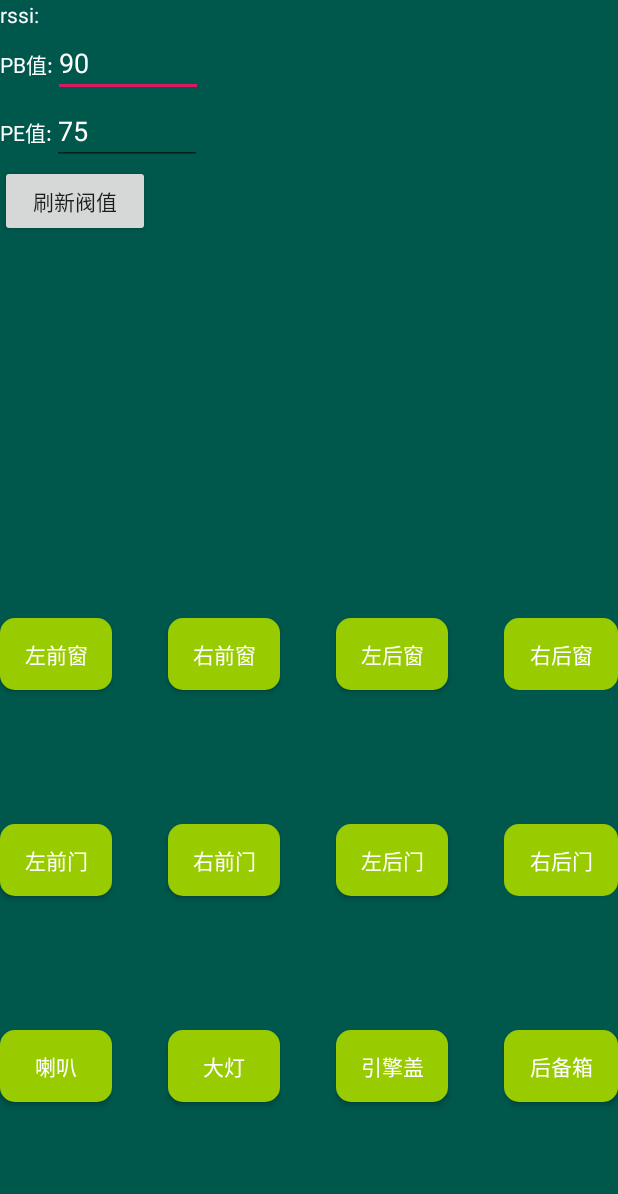
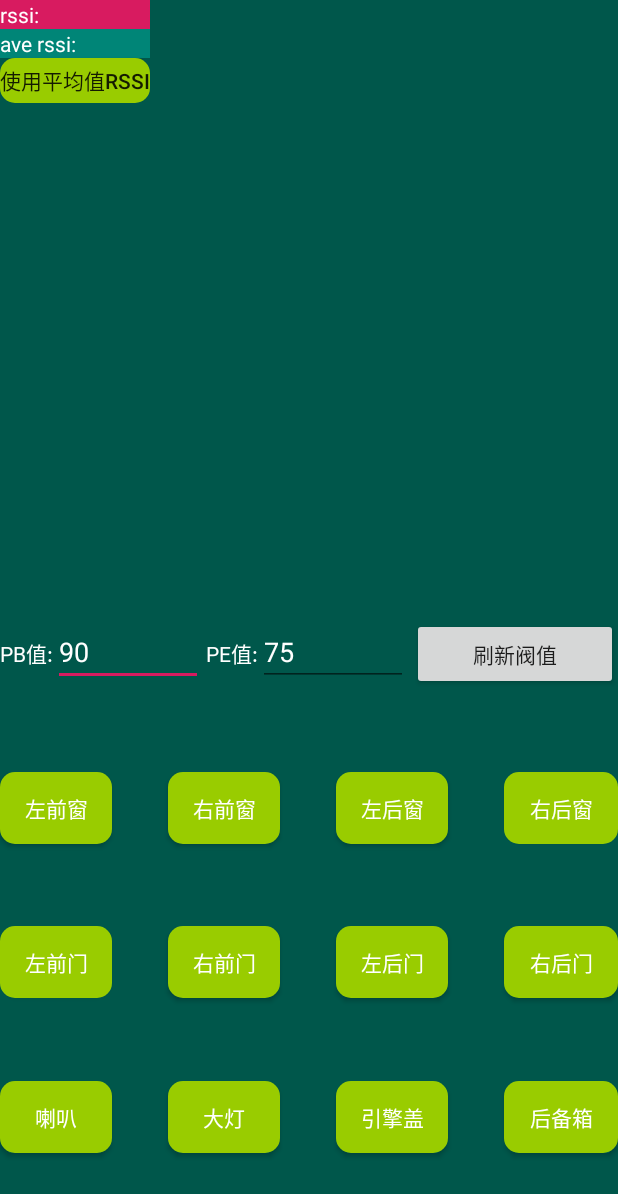
Before and after one commit to JunMaJianKe/BLTCarKey, an Android app: the DigitalKeyActivity screen opened directly, with no data from a screen before it, after a tap on "刷新阀值", on a phone screen of 412 x 824 dp. Shown: the top 1194 px of the screen. Run offline under Robolectric (Android 15) with nearby library versions, the phone set to English and light mode, and no system bars; 2 statements that could not run were skipped.

Commit message:
Add rssi or ave-rssi dangling button Modify the layout position of the selected threshold

```diff
--- a/app/src/main/java/com/neo/bltcarkey/BleManager.java
+++ b/app/src/main/java/com/neo/bltcarkey/BleManager.java
@@ -71,6 +71,7 @@
 
     public void onDestory() {
         mBack = null;
+        mLocalBinder.cancleReadRssi();
         mContext.unbindService(mServiceConnection);
     }
 
--- a/app/src/main/java/com/neo/bltcarkey/DigitalKeyActivity.java
+++ b/app/src/main/java/com/neo/bltcarkey/DigitalKeyActivity.java
@@ -11,12 +11,15 @@ import android.widget.EditText;
 import android.widget.TextView;
 
 import androidx.annotation.NonNull;
+import androidx.core.content.ContextCompat;
 
+import com.neo.bltcarkey.common.Commons;
+import com.neo.bltcarkey.common.Config;
 import com.neo.bltcarkey.listener.OperationFeedBack;
-import com.neo.bltcarkey.common.Config;
 import com.neo.bltcarkey.common.Utils;
 import com.neo.bltcarkey.widget.BleKeyLayout;
 
+import java.util.ArrayList;
 import java.util.List;
 
 /**
@@ -42,14 +45,18 @@ public class DigitalKeyActivity extends Activity implements OperationFeedBack,
     private Button mCarTruck;
     private Button mCarHorn;
     private Button mCarLight;
+    private Button mSwithcRssi;
 
-    private TextView tv_rssi;
-    private EditText etv_pb;
-    private EditText etv_pe;
+    private TextView mTvRssi;
+    private TextView mAverageRssi;
+    private EditText mEtvPb;
+    private EditText mEtvPe;
     private Button pbtn;
-    private int mCurrentPe = 75;
-    private int mCurrentPb = 90;
+    private int mCurrentPe;
+    private int mCurrentPb;
 
+    private boolean isAveRssi;
+    private List<Integer> mRssiArray;
 
     private BleManager mBleManager;
 
@@ -59,17 +66,47 @@ public class DigitalKeyActivity extends Activity implements OperationFeedBack,
             super.handleMessage(msg);
             if (msg.what == 1) {
                 int rssi = msg.arg1;
-                tv_rssi.setText("rssi:" + rssi);
+                mRssiArray.add(rssi);
+                while (mRssiArray.size() > 10) {
+                    mRssiArray.remove(0);
+                }
+                int currentRssi = 0;
+                if (mRssiArray.size() > 3) {
+                    int max = 0;
+                    int min = 0;
+                    int all = 0;
+                    for (int i : mRssiArray) {
+                        if (i > max) {
+                            max = i;
+                        }
+                        if (i < min) {
+                            min = i;
+                        }
+                        all += i;
+                    }
+                    int current = all - max - min;
+                    currentRssi = current / (mRssiArray.size() - 2);
+                } else {
+                    currentRssi = rssi;
+                }
+                mTvRssi.setText("rssi:" + rssi);
+                mAverageRssi.setText("average rssi:" + currentRssi);
                 if (mBleKeyLayout == null) {
                     return;
                 }
-                int AbsRssi = Math.abs(rssi);
+                int AbsRssi;
+                if (isAveRssi) {
+                    AbsRssi = Math.abs(currentRssi);
+                } else {
+                    AbsRssi = Math.abs(rssi);
+                }
+
                 if (AbsRssi <= mCurrentPe) {
-                    mBleKeyLayout.setStatus(Config.STATUS_PS);
+                    mBleKeyLayout.setStatus(Commons.STATUS_PS);
                 } else if (AbsRssi > mCurrentPe && AbsRssi <= mCurrentPb) {
-                    mBleKeyLayout.setStatus(Config.STATUS_PE);
+                    mBleKeyLayout.setStatus(Commons.STATUS_PE);
                 } else if (AbsRssi > mCurrentPb) {
-                    mBleKeyLayout.setStatus(Config.STATUS_PB);
+                    mBleKeyLayout.setStatus(Commons.STATUS_PB);
                 }
             } else if (msg.what == 2) {
 
@@ -89,7 +126,7 @@ public class DigitalKeyActivity extends Activity implements OperationFeedBack,
     @Override
     public void onWindowFocusChanged(boolean hasFocus) {
         super.onWindowFocusChanged(hasFocus);
-        mBleKeyLayout.setStatus(Config.STATUS_PB);
+        mBleKeyLayout.setStatus(Commons.STATUS_PB);
     }
 
     @Override
@@ -105,28 +142,28 @@ public class DigitalKeyActivity extends Activity implements OperationFeedBack,
         }
         switch (view.getId()) {
             case R.id.leftfront_door:
-                mBleManager.onControlDoors(Config.CONTROL_POSITION_LEFT_FRONT, true);
+                mBleManager.onControlDoors(Commons.CONTROL_POSITION_LEFT_FRONT, true);
                 break;
             case R.id.rightfront_door:
-                mBleManager.onControlDoors(Config.CONTROL_POSITION_RIGHT_FRONT, true);
+                mBleManager.onControlDoors(Commons.CONTROL_POSITION_RIGHT_FRONT, true);
                 break;
             case R.id.leftback_door:
-                mBleManager.onControlDoors(Config.CONTROL_POSITION_LEFT_BACK, true);
+                mBleManager.onControlDoors(Commons.CONTROL_POSITION_LEFT_BACK, true);
                 break;
             case R.id.rightback_door:
-                mBleManager.onControlDoors(Config.CONTROL_POSITION_RIGHT_BACK, true);
+                mBleManager.onControlDoors(Commons.CONTROL_POSITION_RIGHT_BACK, true);
                 break;
             case R.id.leftfront_window:
-                mBleManager.onControlWindows(Config.CONTROL_POSITION_LEFT_FRONT, true);
+                mBleManager.onControlWindows(Commons.CONTROL_POSITION_LEFT_FRONT, true);
                 break;
             case R.id.rightfront_window:
-                mBleManager.onControlWindows(Config.CONTROL_POSITION_RIGHT_FRONT, true);
+                mBleManager.onControlWindows(Commons.CONTROL_POSITION_RIGHT_FRONT, true);
                 break;
             case R.id.leftback_window:
-                mBleManager.onControlWindows(Config.CONTROL_POSITION_LEFT_BACK, true);
+                mBleManager.onControlWindows(Commons.CONTROL_POSITION_LEFT_BACK, true);
                 break;
             case R.id.rightback_window:
-                mBleManager.onControlWindows(Config.CONTROL_POSITION_RIGHT_BACK, true);
+                mBleManager.onControlWindows(Commons.CONTROL_POSITION_RIGHT_BACK, true);
                 break;
             case R.id.car_hood:
                 mBleManager.onControlHood();
@@ -141,11 +178,37 @@ public class DigitalKeyActivity extends Activity implements OperationFeedBack,
                 mBleManager.onControlLight();
                 break;
             case R.id.btn_p:
-                String pe = etv_pe.getText().toString();
-                String pb = etv_pb.getText().toString();
-
-                mCurrentPe = Integer.valueOf(pe);
-                mCurrentPb = Integer.valueOf(pb);
+                String pe = mEtvPe.getText().toString();
+                String pb = mEtvPb.getText().toString();
+                if (pe == null || pe.equals("")) {
+                    Utils.showToast(this, R.string.error_pe_null);
+                    return;
+                }
+                if (pb == null || pb.equals("")) {
+                    Utils.showToast(this, R.string.error_pb_null);
+                    return;
+                }
+                int pei = Integer.valueOf(pe);
+                int pbi = Integer.valueOf(pb);
+                if (pei >= pbi) {
+                    Utils.showToast(this, R.string.error_pe_more_than_pb);
+                } else {
+                    mCurrentPe = pei;
+                    mCurrentPb = pbi;
+                }
+                break;
+            case R.id.switch_rssi:
+                if (isAveRssi) {
+                    isAveRssi = false;
+                    mSwithcRssi.setText(getResources().getText(R.string.use_ave_rssi));
+                    mTvRssi.setBackgroundColor(ContextCompat.getColor(this, R.color.colorAccent));
+                    mAverageRssi.setBackgroundColor(ContextCompat.getColor(this, R.color.colorPrimary));
+                } else {
+                    isAveRssi = true;
+                    mSwithcRssi.setText(getResources().getText(R.string.use_rssi));
+                    mAverageRssi.setBackgroundColor(ContextCompat.getColor(this, R.color.colorAccent));
+                    mTvRssi.setBackgroundColor(ContextCompat.getColor(this, R.color.colorPrimary));
+                }
                 break;
         }
     }
@@ -188,6 +251,7 @@ public class DigitalKeyActivity extends Activity implements OperationFeedBack,
     }
 
     private void initBle() {
+        mRssiArray = new ArrayList<>();
         mBleManager = new BleManager(this, this);
     }
 
@@ -208,8 +272,10 @@ public class DigitalKeyActivity extends Activity implements OperationFeedBack,
         mCarTruck = findViewById(R.id.car_trunk);
         mCarHorn = findViewById(R.id.car_horn);
         mCarLight = findViewById(R.id.car_light);
-        tv_rssi = findViewById(R.id.tv_rssi);
 
+        mTvRssi = findViewById(R.id.tv_rssi);
+        mAverageRssi = findViewById(R.id.tv_ave_rssi);
+        mSwithcRssi = findViewById(R.id.switch_rssi);
 
         mLeftFrontDoor.setOnClickListener(this);
         mRightFrontDoor.setOnClickListener(this);
@@ -223,10 +289,18 @@ public class DigitalKeyActivity extends Activity implements OperationFeedBack,
         mCarHorn.setOnClickListener(this);
         mCarTruck.setOnClickListener(this);
         mCarHood.setOnClickListener(this);
-
-        etv_pb = findViewById(R.id.tv_pb);
-        etv_pe = findViewById(R.id.tv_pe);
+        mSwithcRssi.setOnClickListener(this);
+        mEtvPb = findViewById(R.id.tv_pb);
+        mEtvPb.setText(Config.NORMAL_Pb);
+        mCurrentPb = Integer.valueOf(Config.NORMAL_Pb);
+        mEtvPe = findViewById(R.id.tv_pe);
+        mEtvPe.setText(Config.NORMAL_PE);
+        mCurrentPe = Integer.valueOf(Config.NORMAL_PE);
         pbtn = findViewById(R.id.btn_p);
         pbtn.setOnClickListener(this);
+
+        isAveRssi = false;
+        mTvRssi.setBackgroundColor(ContextCompat.getColor(this, R.color.colorAccent));
+        mAverageRssi.setBackgroundColor(ContextCompat.getColor(this, R.color.colorPrimary));
     }
 }
--- a/app/src/main/java/com/neo/bltcarkey/callback/BleScannerCallBack.java
+++ b/app/src/main/java/com/neo/bltcarkey/callback/BleScannerCallBack.java
@@ -4,6 +4,7 @@ import android.bluetooth.le.ScanCallback;
 import android.bluetooth.le.ScanResult;
 import android.util.Log;
 
+import com.neo.bltcarkey.common.Commons;
 import com.neo.bltcarkey.listener.IBleStatus;
 import com.neo.bltcarkey.common.Config;
 
@@ -47,7 +48,7 @@ public class BleScannerCallBack extends ScanCallback {
         super.onScanFailed(errorCode);
         Log.i(tag, "onScanFailed");
         if (mBleStatus != null) {
-            mBleStatus.onUpdateScanStatus(Config.BLE_STATUS_ERROR_SCAN);
+            mBleStatus.onUpdateScanStatus(Commons.BLE_STATUS_ERROR_SCAN);
         }
     }
 }
--- a/app/src/main/java/com/neo/bltcarkey/widget/BleKeyLayout.java
+++ b/app/src/main/java/com/neo/bltcarkey/widget/BleKeyLayout.java
@@ -12,6 +12,7 @@ import android.view.View;
 import androidx.core.content.ContextCompat;
 
 import com.neo.bltcarkey.R;
+import com.neo.bltcarkey.common.Commons;
 import com.neo.bltcarkey.common.Config;
 
 /**
@@ -22,6 +23,7 @@ import com.neo.bltcarkey.common.Config;
  */
 public class BleKeyLayout extends View {
 
+    private String tag = getClass().getSimpleName();
     private Paint mPaint;
     private Paint mDrawPaint;
     private int mColorPb;
@@ -51,7 +53,7 @@ public class BleKeyLayout extends View {
         mColorPs = ContextCompat.getColor(context, R.color.ps_range_color);
         initPaint();
 
-        setStatus(Config.STATUS_DEFAULT);
+        setStatus(Commons.STATUS_DEFAULT);
     }
 
     public BleKeyLayout(Context context, AttributeSet attrs, int defStyleAttr) {
@@ -75,13 +77,13 @@ public class BleKeyLayout extends View {
     @Override
     protected void onDraw(Canvas canvas) {
         super.onDraw(canvas);
-        if (mCurrentStatus == Config.STATUS_PB) {
+        if (mCurrentStatus == Commons.STATUS_PB) {
             canvas.drawCircle(mCurrentWidth, mCurrentHeight, mCurrentRadiusBig, mPaint);
             canvas.drawBitmap(mBitMapDisplay, mXpos, mYpos, mDrawPaint);
-        } else if (mCurrentStatus == Config.STATUS_PE) {
+        } else if (mCurrentStatus == Commons.STATUS_PE) {
             canvas.drawCircle(mCurrentWidth, mCurrentHeight, (float) mCurrentRadiusSmall, mPaint);
             canvas.drawBitmap(mBitMapDisplay, mXpos, mYpos, mDrawPaint);
-        } else if (mCurrentStatus == Config.STATUS_PS) {
+        } else if (mCurrentStatus == Commons.STATUS_PS) {
             canvas.drawBitmap(mBitMapDisplay, mXpos, mYpos, mDrawPaint);
         } else {
 
@@ -89,20 +91,24 @@ public class BleKeyLayout extends View {
     }
 
     public void setStatus(int status) {
-        Log.d("BleKeyLayout", "status = " + status);
+        Log.d(tag, "status = " + status);
+        if(status == mCurrentStatus){
+            Log.i(tag, "set the same status, so failed");
+            return;
+        }
         switch (status) {
-            case Config.STATUS_PB:
+            case Commons.STATUS_PB:
                 mPaint.setColor(mColorPb);
                 initDraw(R.drawable.car_white_grey);
                 break;
-            case Config.STATUS_PE:
+            case Commons.STATUS_PE:
                 mPaint.setColor(mColorPe);
                 initDraw(R.drawable.car_white_grey);
                 break;
-            case Config.STATUS_PS:
+            case Commons.STATUS_PS:
                 initDraw(R.drawable.car_cyan_blue);
                 break;
-            case Config.STATUS_DEFAULT:
+            case Commons.STATUS_DEFAULT:
                 break;
         }
         mCurrentStatus = status;
--- a/app/src/main/res/layout/car_key_layout.xml
+++ b/app/src/main/res/layout/car_key_layout.xml
@@ -8,7 +8,7 @@
     <FrameLayout
         android:layout_width="match_parent"
         android:layout_height="0dp"
-        android:layout_weight="3">
+        android:layout_weight="4">
 
         <LinearLayout
             android:layout_width="wrap_content"
@@ -17,14 +17,41 @@
 
             <TextView
                 android:id="@+id/tv_rssi"
-                android:layout_width="wrap_content"
+                android:layout_width="100dp"
                 android:layout_height="wrap_content"
-                android:text="rssi:"
+                android:text="@string/rssi"
                 android:textColor="@android:color/white" />
 
+            <TextView
+                android:id="@+id/tv_ave_rssi"
+                android:layout_width="100dp"
+                android:layout_height="wrap_content"
+                android:text="@string/ave_rssi"
+                android:textColor="@android:color/white" />
+            <Button
+                android:id="@+id/switch_rssi"
+                android:layout_width="wrap_content"
+                android:layout_height="30dp"
+                android:text="@string/use_ave_rssi"
+                android:background="@drawable/bg_bottom_btn_selector"/>
+        </LinearLayout>
+
+        <com.neo.bltcarkey.widget.BleKeyLayout
+            android:id="@+id/ble_key_layout"
+            android:layout_width="wrap_content"
+            android:layout_height="wrap_content" />
+    </FrameLayout>
+
     <LinearLayout
-                android:layout_width="wrap_content"
-                android:layout_height="wrap_content">
+        android:layout_width="match_parent"
+        android:layout_height="0dp"
+        android:layout_weight="1"
+        android:orientation="horizontal">
+
+        <LinearLayout
+            android:layout_width="0dp"
+            android:layout_height="wrap_content"
+            android:layout_weight="1">
 
             <TextView
                 android:layout_width="wrap_content"
@@ -37,13 +64,13 @@
                 android:layout_width="100dp"
                 android:layout_height="wrap_content"
                 android:digits="1234567890"
-                    android:hint="90"
-                    android:textColorHint="@android:color/white" />
+                android:textColor="@android:color/white" />
         </LinearLayout>
 
         <LinearLayout
-                android:layout_width="wrap_content"
-                android:layout_height="wrap_content">
+            android:layout_width="0dp"
+            android:layout_height="wrap_content"
+            android:layout_weight="1">
 
             <TextView
                 android:layout_width="wrap_content"
@@ -55,23 +82,17 @@
                 android:id="@+id/tv_pe"
                 android:layout_width="100dp"
                 android:layout_height="wrap_content"
-                    android:hint="75"
                 android:digits="1234567890"
-                    android:textColorHint="@android:color/white" />
+                android:textColor="@android:color/white" />
         </LinearLayout>
 
         <Button
             android:id="@+id/btn_p"
-                android:layout_width="100dp"
+            android:layout_width="0dp"
             android:layout_height="wrap_content"
+            android:layout_weight="1"
             android:text="刷新阀值" />
     </LinearLayout>
-
-        <com.neo.bltcarkey.widget.BleKeyLayout
-            android:id="@+id/ble_key_layout"
-            android:layout_width="wrap_content"
-            android:layout_height="wrap_content" />
-    </FrameLayout>
 
     <LinearLayout
         android:layout_width="match_parent"
--- a/app/src/main/res/values/strings.xml
+++ b/app/src/main/res/values/strings.xml
@@ -40,4 +40,12 @@
     <string name="bl_not_connect">未连接</string>
     <string name="bl_linking">正在连接</string>
     <string name="bl_connected">已经连接</string>
+
+    <string name="rssi">rssi:</string>
+    <string name="ave_rssi">ave rssi:</string>
+    <string name="use_rssi">使用rssi</string>
+    <string name="use_ave_rssi">使用平均值rssi</string>
+    <string name="error_pe_more_than_pb">PE不能大于PB</string>
+    <string name="error_pe_null">PE不能为空</string>
+    <string name="error_pb_null">PB不能为空</string>
 </resources>
```
Also changed, not shown: app/src/main/AndroidManifest.xml (+6 -1 lines), app/src/main/java/com/neo/bltcarkey/BleManagerService.java (+16 -11 lines), app/src/main/java/com/neo/bltcarkey/SplashActivity.java (+24 -23 lines), app/src/main/java/com/neo/bltcarkey/callback/BleGattCallback.java (+5 -6 lines), app/src/main/java/com/neo/bltcarkey/common/Commons.java (+24 -6 lines), app/src/main/java/com/neo/bltcarkey/common/Config.java (+9 -21 lines). Lines whose indentation alone changed are shown as unchanged.
